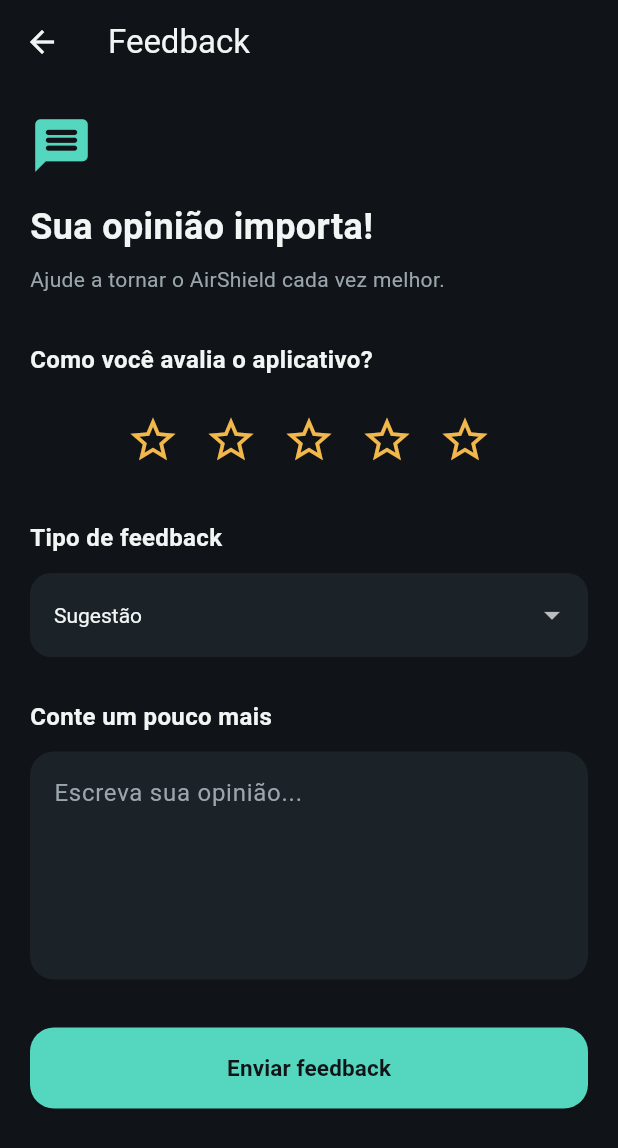
After one commit to PedroVSX/airshield_app, a Flutter app: the screen it shows after launch, after a tap on the "feedback" icon, on a phone screen of 412 x 824 dp. The commit adds this screen. Shown: the top 1148 px of the screen. Run offline on Flutter 3.47's test engine with Material 3 defaults, Android fonts, the phone set to English and light mode, and no system bars; our stand-ins replace cloud_firestore, firebase_auth, firebase_core, fl_chart, flutter_local_notifications, flutter_riverpod and 1 more; accounts and stored records are empty.

Commit message:
feat: feedback e notificação

```diff
--- /dev/null
+++ b/lib/data/services/feedback_service.dart
@@ -0,0 +1,29 @@
+
+import 'package:cloud_firestore/cloud_firestore.dart';
+import 'package:firebase_auth/firebase_auth.dart';
+
+class FeedbackService {
+  static final FirebaseFirestore _firestore =
+      FirebaseFirestore.instance;
+
+  static final FirebaseAuth _auth =
+      FirebaseAuth.instance;
+
+  static Future<void> sendFeedback({
+    required int rating,
+    required String category,
+    required String message,
+  }) async {
+    // Garante que o usuário esteja autenticado.
+    if (_auth.currentUser == null) {
+      await _auth.signInAnonymously();
+    }
+
+    await _firestore.collection('feedbacks').add({
+      'rating': rating,
+      'category': category,
+      'message': message.trim(),
+      'createdAt': FieldValue.serverTimestamp(),
+    });
+  }
+}
--- /dev/null
+++ b/lib/domain/services/notification_service.dart
@@ -0,0 +1,67 @@
+import 'package:flutter_local_notifications/flutter_local_notifications.dart';
+
+class NotificationService {
+  static final FlutterLocalNotificationsPlugin _notifications =
+      FlutterLocalNotificationsPlugin();
+
+  static Future<void> initialize() async {
+    const settings = InitializationSettings(
+      android: AndroidInitializationSettings('@mipmap/ic_launcher'),
+      iOS: DarwinInitializationSettings(
+        requestAlertPermission: false,
+        requestBadgePermission: false,
+        requestSoundPermission: false,
+      ),
+    );
+
+    await _notifications.initialize(
+      settings: settings,
+    );
+
+    final android = _notifications
+        .resolvePlatformSpecificImplementation<
+            AndroidFlutterLocalNotificationsPlugin>();
+
+    await android?.requestNotificationsPermission();
+
+    final ios = _notifications
+        .resolvePlatformSpecificImplementation<
+            IOSFlutterLocalNotificationsPlugin>();
+
+    await ios?.requestPermissions(
+      alert: true,
+      badge: true,
+      sound: true,
+    );
+  }
+
+  static Future<void> showAirQualityAlert(String quality) async {
+    const androidDetails = AndroidNotificationDetails(
+      'air_quality_alerts',
+      'Alertas de qualidade do ar',
+      channelDescription:
+          'Notificações quando a qualidade do ar estiver moderada ou pior.',
+      importance: Importance.max,
+      priority: Priority.high,
+      playSound: true,
+    );
+
+    const iosDetails = DarwinNotificationDetails(
+      presentAlert: true,
+      presentBadge: true,
+      presentSound: true,
+    );
+
+    const details = NotificationDetails(
+      android: androidDetails,
+      iOS: iosDetails,
+    );
+
+    await _notifications.show(
+      id: 1,
+      title: '⚠️ Alerta de qualidade do ar',
+      body: 'A qualidade do ar está $quality. Verifique o ambiente!',
+      notificationDetails: details,
+    );
+  }
+}
--- a/lib/main.dart
+++ b/lib/main.dart
@@ -1,9 +1,23 @@
+
 import 'package:flutter/material.dart';
 import 'package:flutter_riverpod/flutter_riverpod.dart';
+import 'package:firebase_core/firebase_core.dart';
 
 import 'app.dart';
+import 'firebase_options.dart';
+import 'domain/services/notification_service.dart';
 
-void main() {
+Future<void> main() async {
+  WidgetsFlutterBinding.ensureInitialized();
+
+  // Inicializa Firebase.
+  await Firebase.initializeApp(
+    options: DefaultFirebaseOptions.currentPlatform,
+  );
+
+  // Inicializa notificações.
+  await NotificationService.initialize();
+
   runApp(
     const ProviderScope(
       child: AirShieldApp(),
--- a/lib/presentation/screens/dashboard/dashboard_screen.dart
+++ b/lib/presentation/screens/dashboard/dashboard_screen.dart
@@ -7,6 +7,9 @@ import '../../../domain/entities/air_quality.dart';
 
 import '../sensor_details/sensor_details_screen.dart';
 import '../history/history_screen.dart';
+import '../bluetooth_search_device/bluetooth_search_device_screen.dart';
+import 'package:airshield_app/domain/services/notification_service.dart';
+import 'package:airshield_app/presentation/screens/feedback/feedback_screen.dart';
 
 class DashboardScreen extends ConsumerStatefulWidget {
   const DashboardScreen({super.key});
@@ -17,7 +20,7 @@ class DashboardScreen extends ConsumerStatefulWidget {
 
 class _DashboardScreenState extends ConsumerState<DashboardScreen> {
   int _selectedIndex = 0;
-
+  bool _alertActive = false;
   // Cores utilizadas na interface.
   static const Color _backgroundColor = Color(0xFF101418);
   static const Color _surfaceColor = Color(0xFF1B2228);
@@ -29,6 +32,27 @@ class _DashboardScreenState extends ConsumerState<DashboardScreen> {
   Widget build(BuildContext context) {
     final airQualityAsync = ref.watch(airQualityStreamProvider);
     ref.watch(airQualityHistoryProvider);
+
+    ref.listen<AsyncValue<AirQualityData>>(
+      airQualityStreamProvider,
+      (previous, next) {
+        next.whenData((data) async {
+          final quality = _worstQuality(data);
+
+          if (quality.index >= AirQuality.moderada.index) {
+            if (!_alertActive) {
+              _alertActive = true;
+
+              await NotificationService.showAirQualityAlert(
+                quality.label,
+              );
+            }
+          } else {
+            _alertActive = false;
+          }
+        });
+      },
+    );
 
     return Scaffold(
       backgroundColor: _backgroundColor,
@@ -186,7 +210,22 @@ class _DashboardScreenState extends ConsumerState<DashboardScreen> {
             ],
           ),
         ),
-
+        IconButton(
+          tooltip: 'Enviar feedback',
+          onPressed: () {
+            Navigator.push(
+              context,
+              MaterialPageRoute(
+                builder: (_) => const FeedbackScreen(),
+              ),
+            );
+          },
+          icon: const Icon(
+            Icons.feedback_outlined,
+            color: _primaryColor,
+            size: 25,
+          ),
+        ),
         Container(
           padding: const EdgeInsets.symmetric(
             horizontal: 10,
--- /dev/null
+++ b/lib/presentation/screens/feedback/feedback_screen.dart
@@ -0,0 +1,241 @@
+
+import 'package:flutter/material.dart';
+import 'package:airshield_app/data/services/feedback_service.dart';
+
+class FeedbackScreen extends StatefulWidget {
+  const FeedbackScreen({super.key});
+
+  @override
+  State<FeedbackScreen> createState() => _FeedbackScreenState();
+}
+
+class _FeedbackScreenState extends State<FeedbackScreen> {
+  int _rating = 0;
+  String _category = 'Sugestão';
+
+  final TextEditingController _controller =
+      TextEditingController();
+
+  static const Color primaryColor = Color(0xFF55D6BE);
+  static const Color backgroundColor = Color(0xFF101418);
+  static const Color surfaceColor = Color(0xFF1B2228);
+  static const Color textColor = Color(0xFFF1F5F4);
+  static const Color secondaryColor = Color(0xFF9AA6AC);
+
+  @override
+  void dispose() {
+    _controller.dispose();
+    super.dispose();
+  }
+
+  Future<void> _sendFeedback() async {
+    if (_rating == 0 || _controller.text.trim().isEmpty) {
+      ScaffoldMessenger.of(context).showSnackBar(
+        const SnackBar(
+          content: Text(
+            'Informe uma avaliação e escreva seu feedback.',
+          ),
+        ),
+      );
+      return;
+    }
+
+    try {
+      await FeedbackService.sendFeedback(
+        rating: _rating,
+        category: _category,
+        message: _controller.text,
+      );
+
+      if (!mounted) return;
+
+      ScaffoldMessenger.of(context).showSnackBar(
+        const SnackBar(
+          content: Text('Feedback enviado com sucesso!'),
+        ),
+      );
+
+      _controller.clear();
+
+      setState(() {
+        _rating = 0;
+        _category = 'Sugestão';
+      });
+
+    } catch (e) {
+      if (!mounted) return;
+
+      ScaffoldMessenger.of(context).showSnackBar(
+        SnackBar(
+          content: Text('Erro ao enviar feedback: $e'),
+        ),
+      );
+    }
+  }
+
+
+  @override
+  Widget build(BuildContext context) {
+    return Scaffold(
+      backgroundColor: backgroundColor,
+      appBar: AppBar(
+        backgroundColor: backgroundColor,
+        foregroundColor: textColor,
+        title: const Text('Feedback'),
+      ),
+      body: SafeArea(
+        child: SingleChildScrollView(
+          padding: const EdgeInsets.all(20),
+          child: Column(
+            crossAxisAlignment: CrossAxisAlignment.start,
+            children: [
+              const Icon(
+                Icons.message_rounded,
+                color: primaryColor,
+                size: 42,
+              ),
+              const SizedBox(height: 16),
+              const Text(
+                'Sua opinião importa!',
+                style: TextStyle(
+                  color: textColor,
+                  fontSize: 24,
+                  fontWeight: FontWeight.bold,
+                ),
+              ),
+              const SizedBox(height: 8),
+              const Text(
+                'Ajude a tornar o AirShield cada vez melhor.',
+                style: TextStyle(color: secondaryColor),
+              ),
+              const SizedBox(height: 32),
+
+              const Text(
+                'Como você avalia o aplicativo?',
+                style: TextStyle(
+                  color: textColor,
+                  fontSize: 16,
+                  fontWeight: FontWeight.w600,
+                ),
+              ),
+              const SizedBox(height: 16),
+
+              Row(
+                mainAxisAlignment: MainAxisAlignment.center,
+                children: List.generate(5, (index) {
+                  final selected = index < _rating;
+
+                  return IconButton(
+                    onPressed: () {
+                      setState(() {
+                        _rating = index + 1;
+                      });
+                    },
+                    icon: Icon(
+                      selected ? Icons.star : Icons.star_border,
+                      color: const Color(0xFFF2B84B),
+                      size: 36,
+                    ),
+                  );
+                }),
+              ),
+
+              const SizedBox(height: 28),
+
+              const Text(
+                'Tipo de feedback',
+                style: TextStyle(
+                  color: textColor,
+                  fontSize: 16,
+                  fontWeight: FontWeight.w600,
+                ),
+              ),
+              const SizedBox(height: 12),
+
+              DropdownButtonFormField<String>(
+                initialValue: _category,
+                dropdownColor: surfaceColor,
+                style: const TextStyle(color: textColor),
+                decoration: InputDecoration(
+                  filled: true,
+                  fillColor: surfaceColor,
+                  border: OutlineInputBorder(
+                    borderRadius: BorderRadius.circular(14),
+                    borderSide: BorderSide.none,
+                  ),
+                ),
+                items: ['Sugestão', 'Problema', 'Elogio']
+                    .map((item) => DropdownMenuItem(
+                          value: item,
+                          child: Text(item),
+                        ))
+                    .toList(),
+                onChanged: (value) {
+                  if (value != null) {
+                    setState(() {
+                      _category = value;
+                    });
+                  }
+                },
+              ),
+
+              const SizedBox(height: 28),
+
+              const Text(
+                'Conte um pouco mais',
+                style: TextStyle(
+                  color: textColor,
+                  fontSize: 16,
+                  fontWeight: FontWeight.w600,
+                ),
+              ),
+              const SizedBox(height: 12),
+
+              TextField(
+                controller: _controller,
+                maxLines: 5,
+                style: const TextStyle(color: textColor),
+                decoration: InputDecoration(
+                  hintText: 'Escreva sua opinião...',
+                  hintStyle: const TextStyle(
+                    color: secondaryColor,
+                  ),
+                  filled: true,
+                  fillColor: surfaceColor,
+                  border: OutlineInputBorder(
+                    borderRadius: BorderRadius.circular(16),
+                    borderSide: BorderSide.none,
+                  ),
+                ),
+              ),
+
+              const SizedBox(height: 32),
+
+              SizedBox(
+                width: double.infinity,
+                height: 54,
+                child: ElevatedButton(
+                  onPressed: _sendFeedback,
+                  style: ElevatedButton.styleFrom(
+                    backgroundColor: primaryColor,
+                    foregroundColor: backgroundColor,
+                    shape: RoundedRectangleBorder(
+                      borderRadius: BorderRadius.circular(16),
+                    ),
+                  ),
+                  child: const Text(
+                    'Enviar feedback',
+                    style: TextStyle(
+                      fontWeight: FontWeight.bold,
+                      fontSize: 15,
+                    ),
+                  ),
+                ),
+              ),
+            ],
+          ),
+        ),
+      ),
+    );
+  }
+}
```
Also changed, not shown: pubspec.yaml (+6 -1 lines), firebase.json (added), lib/firebase_options.dart (added), pubspec.lock, 7 other files.
